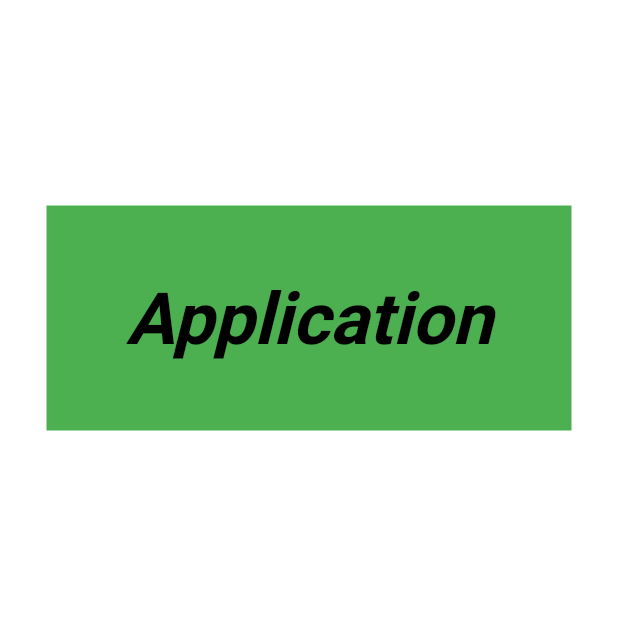
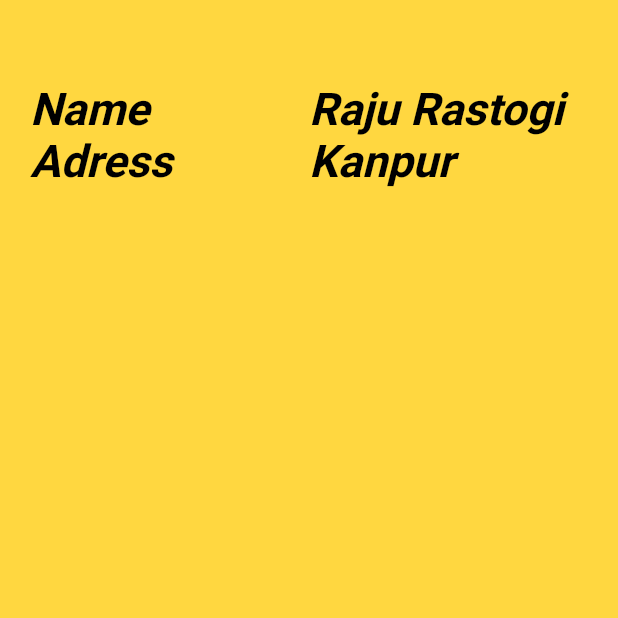
Before and after one commit to wastikansari/Flutter-Course, a Flutter app: the screen it shows after launch, on a phone screen of 412 x 824 dp, the top half of it. Run offline on Flutter 3.47's test engine with Material 2 defaults, Android fonts, the phone set to English and light mode, and no system bars.

Commit message:
Use Row and Column to Present Person Details

```diff
--- a/lib/homepage.dart
+++ b/lib/homepage.dart
@@ -5,22 +5,70 @@ class homepage extends StatelessWidget {
   Widget build(BuildContext context) {
     return Center(
       child: Container(
+        padding: EdgeInsets.only(left: 20.0,top: 55.0, right: 20.0),
           alignment: Alignment.center,
-        color: Colors.green,
-        height: 150.0,
-        width: 350.0,
-        margin: EdgeInsets.only(right: 30.0, bottom: 400.0, left: 30.0),
-        child: Text("Application",
+          color: Colors.amberAccent,
+          child: Column(
+            children: [
+              Row(
+                children: [
+                  Expanded(
+                    child: Text(
+                      "Name",
                       style: TextStyle(
+                        fontSize: 30.0,
                           decoration: TextDecoration.none,
                           fontFamily: 'Roboto',
                           fontWeight: FontWeight.bold,
                           fontStyle: FontStyle.italic,
-          color: Colors.black
-
+                          color: Colors.black),
                     ),
                   ),
+                  Expanded(
+                    child: Text(
+                      "Raju Rastogi",
+                      style: TextStyle(
+                          decoration: TextDecoration.none,
+                          fontFamily: 'Roboto',
+                          fontSize: 30.0,
+                          fontWeight: FontWeight.bold,
+                          fontStyle: FontStyle.italic,
+                          color: Colors.black),
                     ),
+                  ),
+                ],
+              ),
+              Row(
+                children: [
+                  Expanded(
+                    child: Text(
+                      "Adress",
+                      style: TextStyle(
+                          fontSize: 30.0,
+                          decoration: TextDecoration.none,
+                          fontFamily: 'Roboto',
+                          fontWeight: FontWeight.bold,
+                          fontStyle: FontStyle.italic,
+                          color: Colors.black),
+                    ),
+                  ),
+
+                  Expanded(
+                    child: Text(
+                      "Kanpur",
+                      style: TextStyle(
+                          decoration: TextDecoration.none,
+                          fontFamily: 'Roboto',
+                          fontSize: 30.0,
+                          fontWeight: FontWeight.bold,
+                          fontStyle: FontStyle.italic,
+                          color: Colors.black),
+                    ),
+                  ),
+                ],
+              ),
+            ],
+          )),
     );
   }
 }
```
Lines whose indentation alone changed are shown as unchanged.
